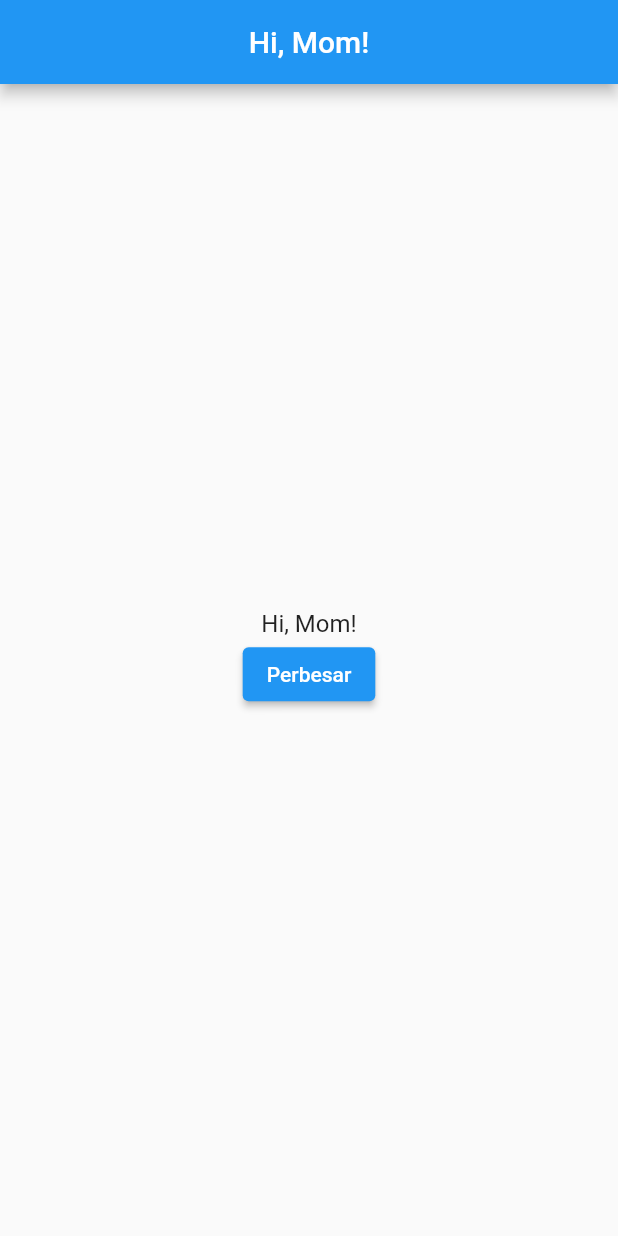
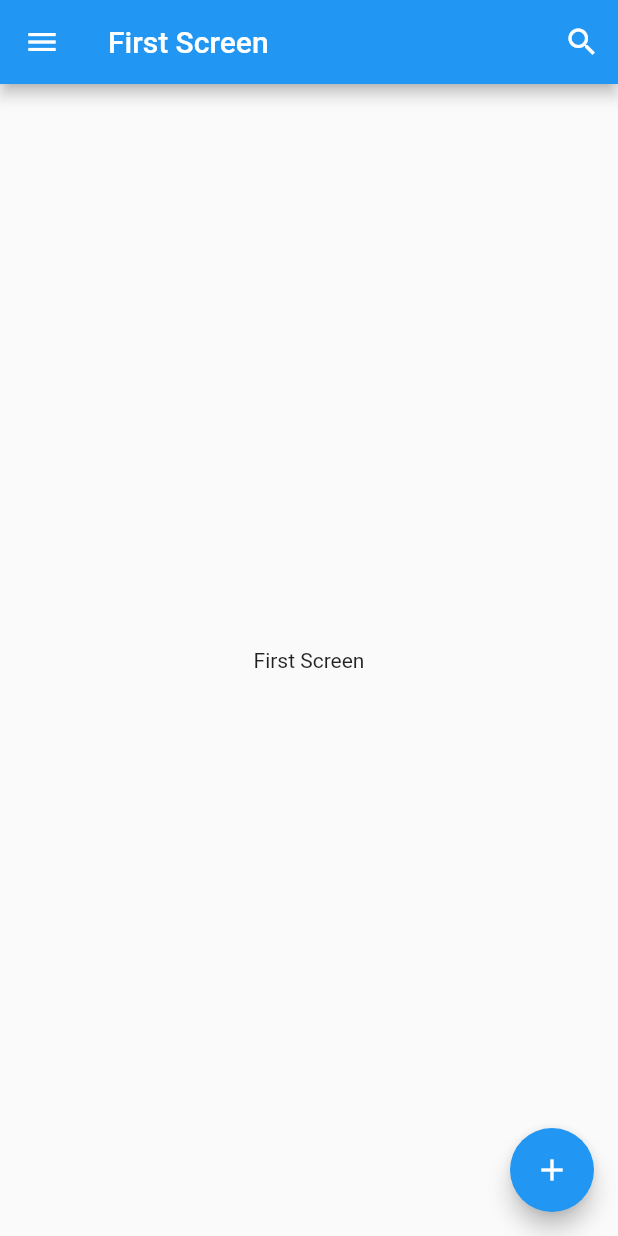
Before and after one commit to tamathecxder/dicoding-flutter-fundamental, a Flutter app: the screen it shows after launch, on a phone screen of 412 x 824 dp. Run offline on Flutter 3.47's test engine with Material 2 defaults, Android fonts, the phone set to English and light mode, and no system bars.

Commit message:
task: create the most basic layout in flutter

```diff
--- a/lib/main.dart
+++ b/lib/main.dart
@@ -1,78 +1,56 @@
 import 'package:flutter/material.dart';
 
-void main(List<String> args) {
-  runApp(const HiMomApp());
-}
+void main() => runApp(const MyApp());
 
-class HiMomApp extends StatelessWidget {
-  const HiMomApp({super.key});
+class MyApp extends StatelessWidget {
+  const MyApp({Key? key}) : super(key: key);
 
   @override
   Widget build(BuildContext context) {
     return MaterialApp(
-      title: "Flutter Demo",
+      title: 'Flutter Demo',
       theme: ThemeData(
         primarySwatch: Colors.blue,
       ),
-      home: Scaffold(
-        appBar: AppBar(
-          title: const Text("Hi, Mom!"),
-          centerTitle: true,
+      home: const FirstScreen(), // Panggil FirstScreen di sini
+    );
+  }
+}
+
+class FirstScreen extends StatelessWidget {
+  const FirstScreen({Key? key}) : super(key: key);
+
+  @override
+  Widget build(BuildContext context) {
+    return Scaffold(
+      appBar: AppBar(
+        title: const Text('First Screen'),
+        actions: [
+          IconButton(
+            icon: const Icon(
+              Icons.search,
+              color: Colors.white,
+            ),
+            onPressed: () {},
+          ),
+        ],
+        leading: IconButton(
+          icon: const Icon(
+            Icons.menu,
+            color: Colors.white,
+          ),
+          onPressed: () {},
         ),
-        body: const Center(
-          child: BiggerText(text: "Hi, Mom!"),
-        )
+      ),
+      body: const Center(
+        child: Text('First Screen'),
+      ),
+      floatingActionButton: FloatingActionButton(
+        child: const Icon(
+          Icons.add,
+        ),
+        onPressed: () {},
       ),
     );
   }
 }
-
-class Heading extends StatelessWidget {
-
-  final String text;
-
-  const Heading({Key? key, required this.text}) : super(key: key);
-
-  @override
-  Widget build(BuildContext context){
-    return Text(
-      text,
-      style: const TextStyle(
-        fontSize: 24.0,
-        fontWeight: FontWeight.bold,
-      ),
-    );
-  }
-}
-
-class BiggerText extends StatefulWidget {
-  final String text;
-
-  const BiggerText({Key? key, required this.text}) : super(key: key);
-
-  @override
-  _BiggerTextState createState() => _BiggerTextState();
-}
-
-
-class _BiggerTextState extends State<BiggerText> {
-  double _textSize = 16.0;
-
-  @override
-  Widget build(BuildContext context) {
-    return Column(
-      mainAxisAlignment: MainAxisAlignment.center,
-      children: <Widget>[
-        Text(widget.text, style: TextStyle(fontSize: _textSize)),
-        ElevatedButton(
-          child: const Text("Perbesar"),
-          onPressed: () {
-            setState(() {
-              _textSize = 32.0;
-            });
-          },
-        )
-      ],
-    );
-  }
-}
```
